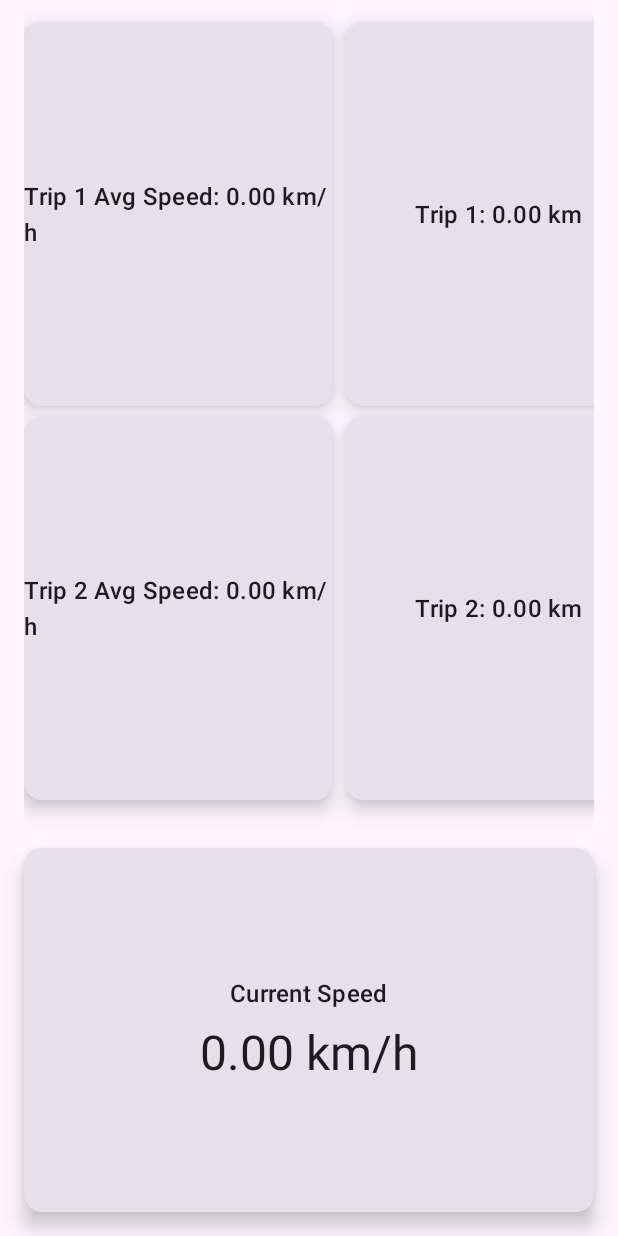
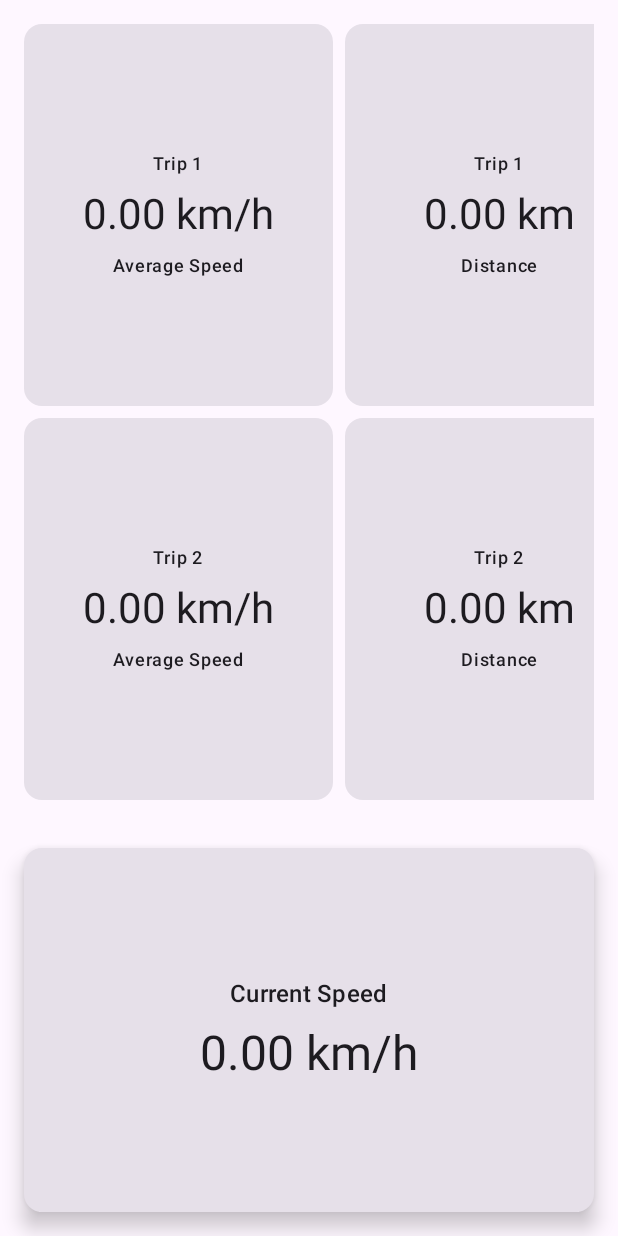
Before and after one commit to gitLRD/rally-trip-computer, an Android app built with Jetpack Compose: the screen it shows after launch (MainActivity), on a phone screen of 412 x 824 dp. Run offline under Robolectric (Android 15) with nearby library versions, the light colour scheme and no system bars.

Commit message:
Text nicely formatted

```diff
--- a/app/src/main/java/com/example/gpstripcomputer/MainActivity.kt
+++ b/app/src/main/java/com/example/gpstripcomputer/MainActivity.kt
@@ -110,6 +110,34 @@ class MainActivity : ComponentActivity() {
     }
 
     @Composable
+    fun InfoCard(infoHeader: String, infoValue: String, infoType: String, modifier: Modifier = Modifier) {
+        Card(modifier = modifier) {
+            Column(
+                modifier = Modifier
+                    .padding(16.dp)
+                    .fillMaxSize(),
+                verticalArrangement = Arrangement.Center,
+                horizontalAlignment = Alignment.CenterHorizontally
+            ) {
+                Text(
+                    text = infoHeader,
+                    style = MaterialTheme.typography.labelMedium
+                )
+                Spacer(modifier = Modifier.height(8.dp))
+                Text(
+                    text = infoValue,
+                    style = MaterialTheme.typography.headlineMedium
+                )
+                Spacer(modifier = Modifier.height(8.dp))
+                Text(
+                    text = infoType,
+                    style = MaterialTheme.typography.labelMedium
+                )
+            }
+        }
+    }
+
+    @Composable
     fun InfoGrid(speed: Float, trips: List<Trip>) {
         val configuration = LocalConfiguration.current
         val screenHeight = configuration.screenHeightDp.dp
@@ -130,12 +158,18 @@ class MainActivity : ComponentActivity() {
             ) {
                 items(trips.size * 2) { index ->
                     val tripIndex = index % trips.size
-                    val isDistance = index >= trips.size // Changed condition for isDistance
+                    val isDistance = index >= trips.size
                     InfoCard(
-                        info = if (isDistance) {
-                            "Trip ${tripIndex + 1}: ${String.format(Locale.getDefault(), "%.2f km", trips[tripIndex].distance)}"
+                        infoHeader = "Trip ${tripIndex + 1}",
+                        infoValue = if (isDistance) {
+                            String.format(Locale.getDefault(), "%.2f km", trips[tripIndex].distance)
                         } else {
-                            "Trip ${tripIndex + 1} Avg Speed: ${String.format(Locale.getDefault(), "%.2f km/h", trips[tripIndex].averageSpeed)}"
+                            String.format(Locale.getDefault(), "%.2f km/h", trips[tripIndex].averageSpeed)
+                        },
+                        infoType = if (isDistance) {
+                            "Distance"
+                        } else {
+                            "Average Speed"
                         },
                         modifier = Modifier
                             .height(cardHeight)
@@ -151,25 +185,6 @@ class MainActivity : ComponentActivity() {
                     .padding(16.dp)
                     .align(Alignment.BottomCenter)
             )
-        }
-    }
-
-    @Composable
-    fun InfoCard(info: String, modifier: Modifier = Modifier) {
-        Card(
-            modifier = modifier,
-            elevation = CardDefaults.cardElevation(8.dp)
-        ) {
-            Box(
-                contentAlignment = Alignment.Center,
-                modifier = Modifier.fillMaxSize()
-            ) {
-                Text(
-                    text = info,
-                    style = MaterialTheme.typography.titleMedium,
-                    color = MaterialTheme.colorScheme.onSurface
-                )
-            }
         }
     }
 
```
